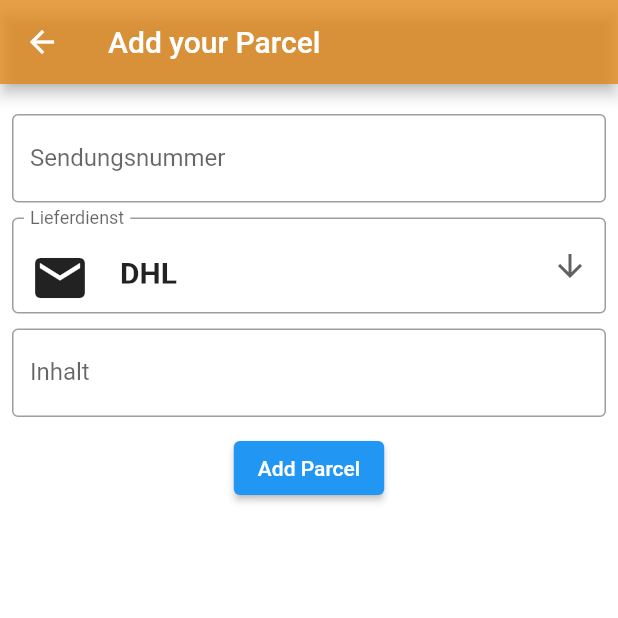
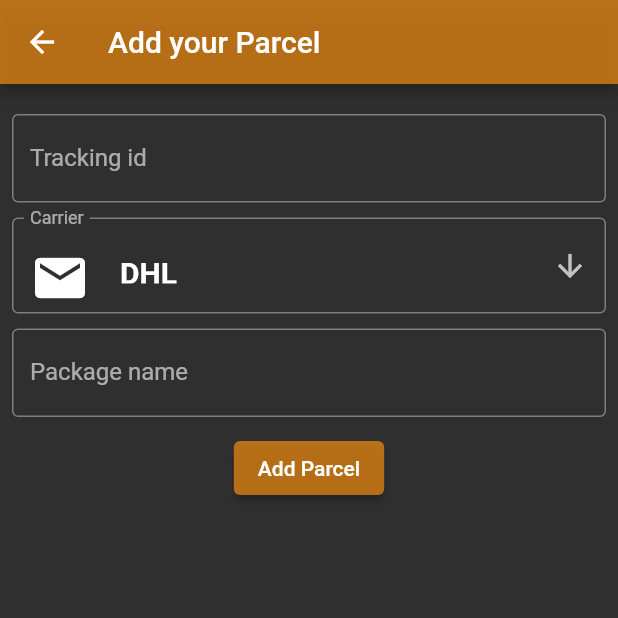
Before and after one commit to oza-c/shipped, a Flutter app: the screen it shows after launch, after a tap on "Add your first Parcel", on a phone screen of 412 x 824 dp, the top half of it. Run offline on Flutter 3.47's test engine with Material 2 defaults, Android fonts, the phone set to English and light mode, and no system bars; our stand-ins replace liquid_pull_to_refresh.

Commit message:
add Darkmode

```diff
--- a/lib/assets/getTrackingInformation.dart
+++ b/lib/assets/getTrackingInformation.dart
@@ -5,7 +5,7 @@ import 'package:http/http.dart' as http;
 import 'package:shipped/assets/parcel.dart';
 
 
-String _apiKey = "EZAKe1e2f47481794c22a877b7159d1d770bHb4f7ivoSCgmxPPrjuSEew";
+String _apiKey = "EZTKe1e2f47481794c22a877b7159d1d770bUK0oRHpzYUZJcgrEdNK1jQ";
 String basicAuth = 'Basic ' + base64Encode(utf8.encode(_apiKey));
 
 Future<TrackingInfo> getTrackingData(String parcel) async {
--- a/lib/main.dart
+++ b/lib/main.dart
@@ -16,7 +16,24 @@
   Widget build(BuildContext context) {
     return MaterialApp(
       title: 'Shipped',
-      theme: ThemeData(),
+      theme: ThemeData(
+        primaryColor: Colors.white,
+        brightness: Brightness.light,
+        primaryColorDark: Colors.black,
+        canvasColor: Colors.white,
+        cardColor: Colors.white,
+        ),
+    darkTheme: ThemeData(
+        primaryColor: Color.fromARGB(255, 47, 47, 47),
+        primaryColorLight: Colors.black,
+        brightness: Brightness.dark,
+        primaryColorDark: Color.fromARGB(255, 47, 47, 47),
+        indicatorColor: Colors.white,
+        canvasColor: Color.fromARGB(255, 47, 47, 47),
+        cardColor: Color.fromARGB(255, 68, 68, 68)
+        // next line is important!
+        ),
+        themeMode: ThemeMode.dark,
       home: const HomeScreen(),
     );
   }
@@ -32,7 +49,6 @@
   @override
   Widget build(BuildContext context) {
     return Scaffold(
-      backgroundColor: Colors.white,
       appBar: AppBar(
         backgroundColor: const Color.fromARGB(196, 226, 133, 19),
         title: const Text("Shipped - Track your Parcels"),
@@ -201,11 +217,12 @@
                             const TextStyle(fontWeight: FontWeight.bold, fontSize: 15)),
                   ))),
         ]),
-        decoration: const BoxDecoration(
+        decoration: BoxDecoration(
             boxShadow: [BoxShadow(color: Colors.black26, blurRadius: 15)],
             shape: BoxShape.rectangle,
             borderRadius: BorderRadius.all(Radius.circular(20.0)),
-            color: Colors.white),
+            color: Theme.of(context).cardColor,
+            ),
         height: 200),
   );
 }
--- a/lib/sites/addParcel.dart
+++ b/lib/sites/addParcel.dart
@@ -33,7 +33,6 @@ class _AddParcelState extends State<AddParcel> {
   @override
   Widget build(BuildContext context) {
     return Scaffold(
-      backgroundColor: Colors.white,
       appBar: AppBar(
         backgroundColor: const Color.fromARGB(196, 226, 133, 19),
         title: const Text("Add your Parcel"),
@@ -50,7 +49,7 @@ class _AddParcelState extends State<AddParcel> {
                 autocorrect: false,
                 controller: _parcelIdController,
                 decoration: const InputDecoration(
-                  labelText: 'Sendungsnummer',
+                  labelText: 'Tracking id',
                   border: OutlineInputBorder(),
                 ),
                 validator: (value) {
@@ -65,7 +64,7 @@ class _AddParcelState extends State<AddParcel> {
                 width: 500,
                 child: DropdownButtonFormField<String>(
                   decoration: const InputDecoration(
-                    labelText: 'Lieferdienst',
+                    labelText: 'Carrier',
                     border: OutlineInputBorder(),
                   ),
                   value: dropdownValue,
@@ -105,12 +104,13 @@ class _AddParcelState extends State<AddParcel> {
                 autocorrect: false,
                 controller: _parcelValueController,
                 decoration: const InputDecoration(
-                  labelText: 'Inhalt',
+                  labelText: 'Package name',
                   border: OutlineInputBorder(),
                 ),
               ),
               const SizedBox(height: 10),
               ElevatedButton(
+                style: ElevatedButton.styleFrom(primary: const Color.fromARGB(196, 226, 133, 19)),
                   onPressed: () {
                     validateAndSave();
                   },
--- a/lib/sites/watchParcel.dart
+++ b/lib/sites/watchParcel.dart
@@ -23,7 +23,6 @@ class _watchParcelState extends State<watchParcel> {
   @override
   Widget build(BuildContext context) {
     return Scaffold(
-        backgroundColor: Colors.white,
         appBar: AppBar(
           backgroundColor: const Color.fromARGB(196, 226, 133, 19),
           title: Text(widget.activParcel.parcelname),
@@ -80,10 +79,10 @@ class _watchParcelState extends State<watchParcel> {
                       style: const TextStyle(fontSize: 15)),
                 ))),
       ]),
-      decoration: const BoxDecoration(
+      decoration: BoxDecoration(
           boxShadow: [BoxShadow(color: Colors.black26, blurRadius: 15)],
           shape: BoxShape.rectangle,
           borderRadius: BorderRadius.all(Radius.circular(20.0)),
-          color: Colors.white),
+          color: Theme.of(context).cardColor),
       height: 115);
 }
--- a/pubspec.yaml
+++ b/pubspec.yaml
@@ -38,7 +38,6 @@ dependencies:
   timeline_tile: ^2.0.0
   intl: ^0.17.0
   http: ^0.13.4
-  shared_preferences: ^2.0.13
 
 dev_dependencies:
   flutter_test:
```
Also changed, not shown: pubspec.lock.
